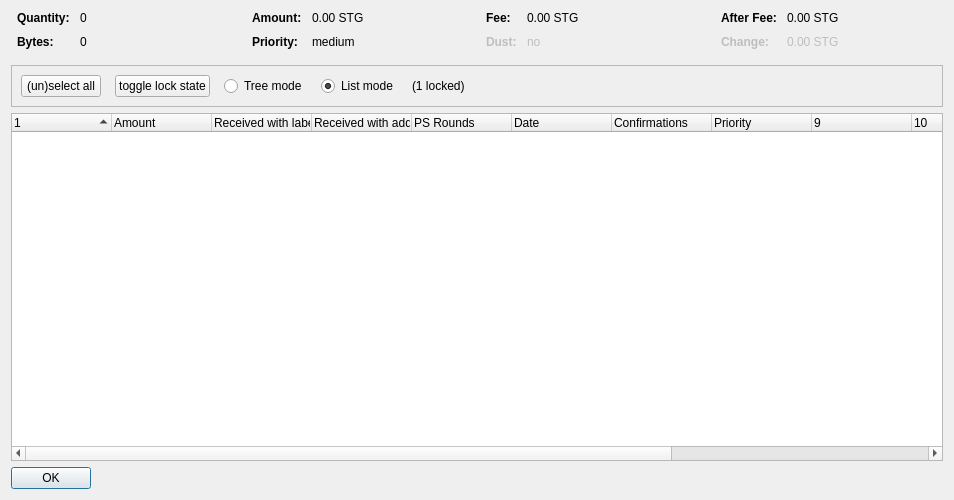
The window that src/qt/forms/coincontroldialog.ui (securetag/securetag) describes before a commit, drawn with Qt 5.
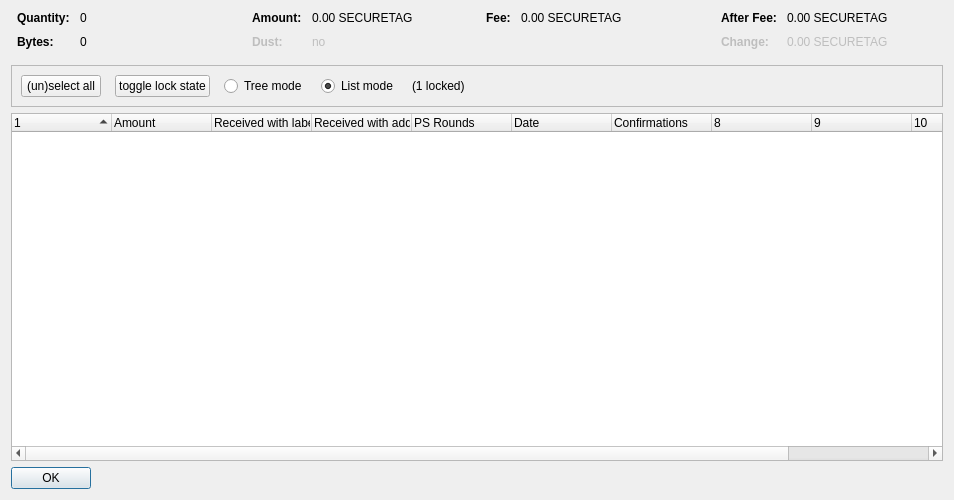
The same window after the commit. Custom widgets are drawn as their Qt base class.

The edit to the form file:
```diff
--- a/src/qt/forms/coincontroldialog.ui
+++ b/src/qt/forms/coincontroldialog.ui
@@ -132,7 +132,7 @@
           <enum>Qt::ActionsContextMenu</enum>
          </property>
          <property name="text">
-          <string notr="true">0.00 STG</string>
+          <string notr="true">0.00 SECURETAG</string>
          </property>
          <property name="textInteractionFlags">
           <set>Qt::LinksAccessibleByMouse|Qt::TextSelectableByKeyboard|Qt::TextSelectableByMouse</set>
@@ -140,7 +140,10 @@
         </widget>
        </item>
        <item row="1" column="0">
-        <widget class="QLabel" name="labelCoinControlPriorityText">
+        <widget class="QLabel" name="labelCoinControlLowOutputText">
+         <property name="enabled">
+          <bool>false</bool>
+         </property>
          <property name="font">
           <font>
            <weight>75</weight>
@@ -148,12 +151,15 @@
           </font>
          </property>
          <property name="text">
-          <string>Priority:</string>
+          <string>Dust:</string>
          </property>
         </widget>
        </item>
        <item row="1" column="1">
-        <widget class="QLabel" name="labelCoinControlPriority">
+        <widget class="QLabel" name="labelCoinControlLowOutput">
+         <property name="enabled">
+          <bool>false</bool>
+         </property>
          <property name="cursor">
           <cursorShape>IBeamCursor</cursorShape>
          </property>
@@ -161,7 +167,7 @@
           <enum>Qt::ActionsContextMenu</enum>
          </property>
          <property name="text">
-          <string>medium</string>
+          <string notr="true">no</string>
          </property>
          <property name="textInteractionFlags">
           <set>Qt::LinksAccessibleByMouse|Qt::TextSelectableByKeyboard|Qt::TextSelectableByMouse</set>
@@ -206,42 +212,7 @@
           <enum>Qt::ActionsContextMenu</enum>
          </property>
          <property name="text">
-          <string notr="true">0.00 STG</string>
-         </property>
-         <property name="textInteractionFlags">
-          <set>Qt::LinksAccessibleByMouse|Qt::TextSelectableByKeyboard|Qt::TextSelectableByMouse</set>
-         </property>
-        </widget>
-       </item>
-       <item row="1" column="0">
-        <widget class="QLabel" name="labelCoinControlLowOutputText">
-         <property name="enabled">
-          <bool>false</bool>
-         </property>
-         <property name="font">
-          <font>
-           <weight>75</weight>
-           <bold>true</bold>
-          </font>
-         </property>
-         <property name="text">
-          <string>Dust:</string>
-         </property>
-        </widget>
-       </item>
-       <item row="1" column="1">
-        <widget class="QLabel" name="labelCoinControlLowOutput">
-         <property name="enabled">
-          <bool>false</bool>
-         </property>
-         <property name="cursor">
-          <cursorShape>IBeamCursor</cursorShape>
-         </property>
-         <property name="contextMenuPolicy">
-          <enum>Qt::ActionsContextMenu</enum>
-         </property>
-         <property name="text">
-          <string>no</string>
+          <string notr="true">0.00 SECURETAG</string>
          </property>
          <property name="textInteractionFlags">
           <set>Qt::LinksAccessibleByMouse|Qt::TextSelectableByKeyboard|Qt::TextSelectableByMouse</set>
@@ -286,7 +257,7 @@
           <enum>Qt::ActionsContextMenu</enum>
          </property>
          <property name="text">
-          <string notr="true">0.00 STG</string>
+          <string notr="true">0.00 SECURETAG</string>
          </property>
          <property name="textInteractionFlags">
           <set>Qt::LinksAccessibleByMouse|Qt::TextSelectableByKeyboard|Qt::TextSelectableByMouse</set>
@@ -321,7 +292,7 @@
           <enum>Qt::ActionsContextMenu</enum>
          </property>
          <property name="text">
-          <string notr="true">0.00 STG</string>
+          <string notr="true">0.00 SECURETAG</string>
          </property>
          <property name="textInteractionFlags">
           <set>Qt::LinksAccessibleByMouse|Qt::TextSelectableByKeyboard|Qt::TextSelectableByMouse</set>
@@ -447,7 +418,7 @@
       <bool>false</bool>
      </property>
      <property name="columnCount">
-      <number>13</number>
+      <number>11</number>
      </property>
      <attribute name="headerShowSortIndicator" stdset="0">
       <bool>true</bool>
@@ -493,16 +464,6 @@
        <string>Confirmed</string>
       </property>
      </column>
-     <column>
-      <property name="text">
-       <string>Priority</string>
-      </property>
-     </column>
-     <column>
-      <property name="text">
-       <string/>
-      </property>
-     </column>
      <column>
       <property name="text">
        <string/>
```
